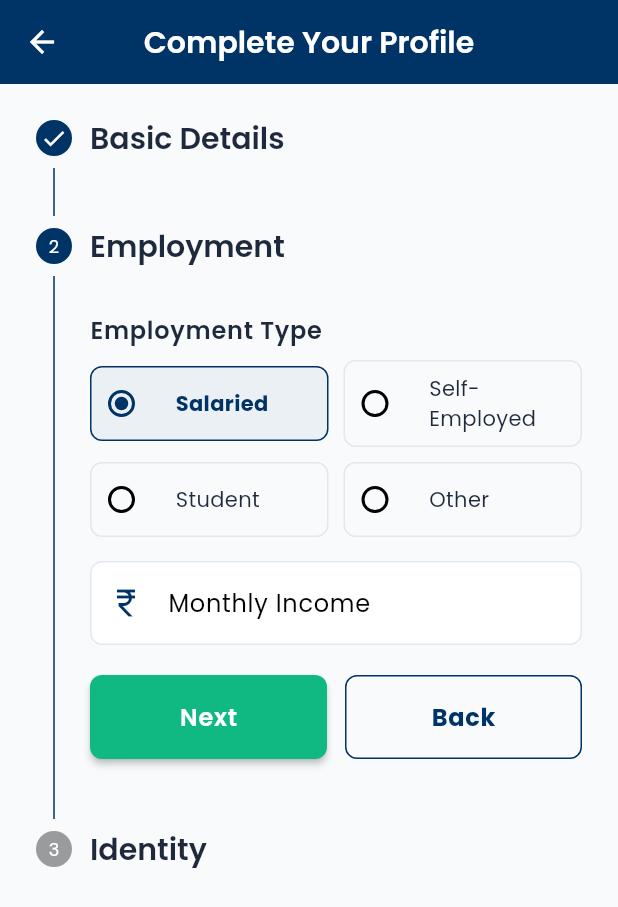
After one commit to srujanyadav-hyp/credbuddhaMY, a Flutter app: the ProfileScreen screen opened by its route, after a tap on "Next", on a phone screen of 412 x 824 dp. The commit adds this screen. Shown: the top 907 px of the screen. Run offline on Flutter 3.47's test engine with Material 3 defaults, Android fonts, the phone set to English and light mode, and no system bars; our stand-ins replace dio, flutter_animate, get, get_storage, google_fonts, pinput and 1 more; accounts and stored records are empty.

Commit message:
applying profile feature with all the nessary eligible deatils

```diff
--- a/lib/core/router/app_pages.dart
+++ b/lib/core/router/app_pages.dart
@@ -1,4 +1,5 @@
-import 'package:credbuddha/features/home/home_screen.dart';
+import 'package:credbuddha/features/profile/binder/profile_binder.dart';
+import 'package:credbuddha/features/profile/screen/profile_screen.dart';
 import 'package:credbuddha/features/startup/bindings/onboarding_binder.dart';
 import 'package:get/get.dart';
 
@@ -54,9 +55,9 @@ class AppPages {
     ),
 
     GetPage(
-      name: Routes.HOME,
-      page: () => const HomeScreen(),
-      // binding: AuthBinding(), // Reuses logic from Login
+      name: Routes.PROFILE,
+      page: () => const ProfileScreen(),
+      binding: ProfileBinder(), // Reuses logic from Login
       transition: Transition.cupertino, // Smooth iOS style slide
     ),
   ];
--- a/lib/features/auth/controllers/otp_contorller.dart
+++ b/lib/features/auth/controllers/otp_contorller.dart
@@ -39,6 +39,13 @@ class OtpController extends GetxController {
       await _storage.write('user_token', token);
       await _storage.write('user_data', data['user']);
 
+      bool isProfileComplete = data['user']['profile_complete'] ?? false;
+
+      if (isProfileComplete) {
+        Get.offAllNamed(Routes.HOME);
+      } else {
+        Get.offAllNamed('/profile-create'); // Send to our new screen
+      }
       // 3. Navigate to Dashboard (Remove all previous screens)
       Get.offAllNamed(Routes.HOME); // You need to define this route later
     } catch (e) {
--- /dev/null
+++ b/lib/features/profile/binder/profile_binder.dart
@@ -0,0 +1,16 @@
+import 'package:get/get.dart';
+import '../controller/profile_controller.dart';
+import '../data/profile_repository.dart';
+
+class ProfileBinder extends Bindings {
+  @override
+  void dependencies() {
+    // --- Put the Repository first (Logic Layer) --- //
+    // --- We use Get.put because the Controller needs it immediately ---//
+    Get.put(ProfileRepository());
+
+    // --- Put the Controller (State Layer)--- //
+    // --- We use LazyPut to save memory until the screen actually loads -- //
+    Get.lazyPut<ProfileController>(() => ProfileController());
+  }
+}
--- /dev/null
+++ b/lib/features/profile/controller/profile_controller.dart
@@ -0,0 +1,54 @@
+import 'package:flutter/material.dart';
+import 'package:get/get.dart';
+import '../data/profile_repository.dart';
+import '../../../core/router/app_routes.dart';
+
+class ProfileController extends GetxController {
+  final ProfileRepository _repo = ProfileRepository();
+
+  // OBSERVABLES (State)
+  var isLoading = false.obs;
+  var currentStep = 0.obs; // To control the Stepper (Step 1, Step 2...)
+
+  // TEXT CONTROLLERS
+  final nameController = TextEditingController();
+  final emailController = TextEditingController();
+  final panController = TextEditingController();
+  final salaryController = TextEditingController();
+
+  // SELECTIONS
+  var selectedEmployment = "Salaried".obs; // Default
+
+  Future<void> submitProfile() async {
+    // 1. Validation
+    if (nameController.text.isEmpty || panController.text.isEmpty) {
+      Get.snackbar("Error", "Please fill all required fields");
+      return;
+    }
+
+    isLoading.value = true;
+
+    try {
+      // 2. Prepare Data
+      final data = {
+        "full_name": nameController.text,
+        "email": emailController.text,
+        "pan_number": panController.text
+            .toUpperCase(), // PAN is always Uppercase
+        "monthly_income": double.tryParse(salaryController.text) ?? 0,
+        "employment_type": selectedEmployment.value,
+      };
+
+      // 3. Call API
+      await _repo.updateProfile(data);
+
+      // 4. Success -> Go to Dashboard
+      Get.snackbar("Success", "Profile Created Successfully!");
+      Get.offAllNamed(Routes.HOME);
+    } catch (e) {
+      Get.snackbar("Error", e.toString().replaceAll("Exception: ", ""));
+    } finally {
+      isLoading.value = false;
+    }
+  }
+}
--- /dev/null
+++ b/lib/features/profile/data/profile_repository.dart
@@ -0,0 +1,34 @@
+import 'dart:io';
+import 'package:dio/dio.dart';
+import 'package:get_storage/get_storage.dart';
+
+class ProfileRepository {
+  final Dio _dio = Dio();
+  final GetStorage _storage = GetStorage();
+
+  ProfileRepository() {
+    _dio.options.baseUrl = Platform.isAndroid
+        ? 'http://10.0.2.2:5000/api/profile'
+        : 'http://127.0.0.1:5000/api/profile';
+
+    _dio.options.headers = {'Content-Type': 'application/json'};
+  }
+
+  Future<bool> updateProfile(Map<String, dynamic> data) async {
+    try {
+      // 1. Get the User ID from local storage (Saved during Login)
+      final userData = _storage.read('user_data');
+      if (userData == null) throw Exception("User not logged in");
+
+      // 2. Add User ID to the data payload
+      data['user_id'] = userData['id'];
+
+      // 3. Send Request
+      final response = await _dio.post('/update', data: data);
+
+      return response.statusCode == 200;
+    } on DioException catch (e) {
+      throw Exception(e.response?.data['error'] ?? "Failed to update profile");
+    }
+  }
+}
--- /dev/null
+++ b/lib/features/profile/screen/profile_screen.dart
@@ -0,0 +1,253 @@
+import 'package:flutter/material.dart';
+import 'package:get/get.dart';
+import '../controller/profile_controller.dart';
+// IMPORT YOUR THEME FILES
+import '../../../core/theme/app_colors.dart';
+import '../../../core/theme/app_dimensions.dart';
+// import '../../../core/theme/app_typography.dart'; // Accessed via Theme.of(context)
+
+// Improt your custom Widgets
+import "../../../shared/widgets/custom_text_fields.dart";
+import '../../../shared/widgets/custome_radio_tile.dart';
+
+class ProfileScreen extends StatelessWidget {
+  const ProfileScreen({super.key});
+
+  @override
+  Widget build(BuildContext context) {
+    final controller = Get.put(ProfileController());
+    final theme = Theme.of(context); // Access global theme
+
+    return Scaffold(
+      // Use theme background (AppColors.background)
+      backgroundColor: theme.scaffoldBackgroundColor,
+
+      appBar: AppBar(
+        title: const Text("Complete Your Profile"),
+        // The rest is handled by AppTheme.appBarTheme automatically!
+      ),
+
+      body: Obx(() {
+        if (controller.isLoading.value) {
+          return const Center(child: CircularProgressIndicator());
+        }
+
+        return Theme(
+          // We override the ColorScheme just for the Stepper to match our AppColors
+          data: theme.copyWith(
+            colorScheme: theme.colorScheme.copyWith(
+              primary: AppColors.primary,
+              secondary: AppColors.secondary,
+            ),
+          ),
+          child: Stepper(
+            type: StepperType.vertical,
+            currentStep: controller.currentStep.value,
+
+            // Standard App Padding
+            controlsBuilder: (context, details) {
+              return Padding(
+                padding: const EdgeInsets.only(top: AppDimens.p20),
+                child: Row(
+                  children: [
+                    Expanded(
+                      child: ElevatedButton(
+                        onPressed: details.onStepContinue,
+                        // Button style comes from AppTheme, but we can override text
+                        child: Text(
+                          controller.currentStep.value == 2 ? "Submit" : "Next",
+                        ),
+                      ),
+                    ),
+                    if (controller.currentStep.value > 0) ...[
+                      const SizedBox(width: AppDimens.p12),
+                      Expanded(
+                        child: OutlinedButton(
+                          onPressed: details.onStepCancel,
+                          style: OutlinedButton.styleFrom(
+                            padding: const EdgeInsets.symmetric(
+                              vertical: AppDimens.p16,
+                            ),
+                            side: const BorderSide(color: AppColors.primary),
+                            shape: RoundedRectangleBorder(
+                              borderRadius: BorderRadius.circular(AppDimens.r8),
+                            ),
+                          ),
+                          child: Text(
+                            "Back",
+                            style: theme.textTheme.bodyLarge?.copyWith(
+                              color: AppColors.primary,
+                              fontWeight: FontWeight.bold,
+                            ),
+                          ),
+                        ),
+                      ),
+                    ],
+                  ],
+                ),
+              );
+            },
+
+            onStepContinue: () {
+              if (controller.currentStep.value < 2) {
+                controller.currentStep.value++;
+              } else {
+                controller.submitProfile();
+              }
+            },
+            onStepCancel: () {
+              if (controller.currentStep.value > 0) {
+                controller.currentStep.value--;
+              }
+            },
+
+            steps: [
+              // --- STEP 1: BASIC DETAILS ---
+              Step(
+                title: Text("Basic Details", style: theme.textTheme.titleLarge),
+                content: Column(
+                  children: [
+                    const SizedBox(height: AppDimens.p8),
+                    CustomTextField(
+                      label: "Full Name (As per PAN)",
+                      controller: controller.nameController,
+                      icon: Icons.person,
+                    ),
+                    const SizedBox(height: AppDimens.p16),
+                    CustomTextField(
+                      label: "Email Address",
+                      controller: controller.emailController,
+                      icon: Icons.email,
+                      keyboardType: TextInputType.emailAddress,
+                    ),
+                  ],
+                ),
+                isActive: controller.currentStep.value >= 0,
+                state: controller.currentStep.value > 0
+                    ? StepState.complete
+                    : StepState.indexed,
+              ),
+
+              // ----Step 2: Employment deatils ----
+              Step(
+                title: Text("Employment", style: theme.textTheme.titleLarge),
+                content: Column(
+                  crossAxisAlignment: CrossAxisAlignment.start,
+                  children: [
+                    const SizedBox(height: AppDimens.p8),
+                    Text(
+                      "Employment Type",
+                      style: theme.textTheme.bodyLarge?.copyWith(
+                        fontWeight: FontWeight.w600,
+                      ),
+                    ),
+                    const SizedBox(height: AppDimens.p8),
+
+                    // UPDATED: Using Wrap to fit multiple options
+                    Obx(
+                      () => Column(
+                        children: [
+                          Row(
+                            children: [
+                              CustomRadioTile(
+                                title: "Salaried",
+                                value: "Salaried",
+                                groupValue: controller.selectedEmployment.value,
+                                onChanged: (val) =>
+                                    controller.selectedEmployment.value = val!,
+                              ),
+                              const SizedBox(width: 10),
+                              CustomRadioTile(
+                                title: "Self-Employed",
+                                value: "Self-Employed",
+                                groupValue: controller.selectedEmployment.value,
+                                onChanged: (val) =>
+                                    controller.selectedEmployment.value = val!,
+                              ),
+                            ],
+                          ),
+                          const SizedBox(height: 10),
+                          Row(
+                            children: [
+                              CustomRadioTile(
+                                title: "Student",
+                                value: "Student",
+                                groupValue: controller.selectedEmployment.value,
+                                onChanged: (val) =>
+                                    controller.selectedEmployment.value = val!,
+                              ),
+                              const SizedBox(width: 10),
+                              CustomRadioTile(
+                                title: "Other",
+                                value: "Other",
+                                groupValue: controller.selectedEmployment.value,
+                                onChanged: (val) =>
+                                    controller.selectedEmployment.value = val!,
+                              ),
+                            ],
+                          ),
+                        ],
+                      ),
+                    ),
+
+                    const SizedBox(height: AppDimens.p16),
+
+                    // LOGIC: Change label based on selection
+                    Obx(
+                      () => CustomTextField(
+                        // If Student, ask "Pocket Money" instead of "Salary"
+                        label: controller.selectedEmployment.value == "Student"
+                            ? "Monthly Pocket Money / Allowance"
+                            : "Monthly Income",
+                        controller: controller.salaryController,
+                        icon: Icons.currency_rupee,
+                        keyboardType: TextInputType.number,
+                      ),
+                    ),
+                  ],
+                ),
+                isActive: controller.currentStep.value >= 1,
+                state: controller.currentStep.value > 1
+                    ? StepState.complete
+                    : StepState.indexed,
+              ),
+
+              // --- STEP 3: IDENTITY ---
+              Step(
+                title: Text("Identity", style: theme.textTheme.titleLarge),
+                content: Column(
+                  children: [
+                    const SizedBox(height: AppDimens.p8),
+                    CustomTextField(
+                      label: "PAN Number",
+                      controller: controller.panController,
+                      icon: Icons.badge,
+                      textCapitalization: TextCapitalization.characters,
+                    ),
+                    const SizedBox(height: AppDimens.p12),
+                    Row(
+                      children: [
+                        const Icon(
+                          Icons.lock,
+                          size: AppDimens.iconSmall,
+                          color: AppColors.textSecondary,
+                        ),
+                        const SizedBox(width: AppDimens.p4),
+                        Text(
+                          "Your data is 100% secure with 256-bit encryption.",
+                          style:
+                              theme.textTheme.bodySmall, // Uses caption style
+                        ),
+                      ],
+                    ),
+                  ],
+                ),
+                isActive: controller.currentStep.value >= 2,
+              ),
+            ],
+          ),
+        );
+      }),
+    );
+  }
+}
--- /dev/null
+++ b/lib/shared/widgets/custom_text_fields.dart
@@ -0,0 +1,44 @@
+import 'package:flutter/material.dart';
+import 'package:flutter/services.dart';
+import '../../core/theme/app_colors.dart';
+import '../../core/theme/app_dimensions.dart';
+
+class CustomTextField extends StatelessWidget {
+  final String label;
+  final TextEditingController controller;
+  final IconData icon;
+  final TextInputType? keyboardType;
+  final TextCapitalization textCapitalization;
+  final String? Function(String?)? validator; // Add validator for forms!
+
+  const CustomTextField({
+    super.key,
+    required this.label,
+    required this.controller,
+    required this.icon,
+    this.keyboardType,
+    this.textCapitalization = TextCapitalization.none,
+    this.validator,
+  });
+
+  @override
+  Widget build(BuildContext context) {
+    // Keeps your UI clean and consistent across the ENTIRE app
+    return TextFormField(
+      controller: controller,
+      keyboardType: keyboardType,
+      textCapitalization: textCapitalization,
+      validator: validator,
+      style: Theme.of(context).textTheme.bodyLarge,
+      decoration: InputDecoration(
+        labelText: label,
+        prefixIcon: Icon(
+          icon,
+          color: AppColors.primary,
+          size: AppDimens.iconMedium,
+        ),
+        // The borders and colors are already handled by your AppTheme!
+      ),
+    );
+  }
+}
--- /dev/null
+++ b/lib/shared/widgets/custome_radio_tile.dart
@@ -0,0 +1,53 @@
+import 'package:flutter/material.dart';
+import '../../core/theme/app_colors.dart';
+import '../../core/theme/app_dimensions.dart';
+
+class CustomRadioTile<T> extends StatelessWidget {
+  final String title;
+  final T value;
+  final T groupValue;
+  final ValueChanged<T?> onChanged;
+
+  const CustomRadioTile({
+    super.key,
+    required this.title,
+    required this.value,
+    required this.groupValue,
+    required this.onChanged,
+  });
+
+  @override
+  Widget build(BuildContext context) {
+    final isSelected = value == groupValue;
+    final theme = Theme.of(context);
+
+    return Expanded(
+      child: Container(
+        decoration: BoxDecoration(
+          border: Border.all(
+            color: isSelected ? AppColors.primary : AppColors.border,
+          ),
+          borderRadius: BorderRadius.circular(AppDimens.r8),
+          color: isSelected
+              ? AppColors.primary.withOpacity(0.05)
+              : Colors.transparent,
+        ),
+        child: RadioListTile<T>(
+          title: Text(
+            title,
+            style: theme.textTheme.bodyMedium?.copyWith(
+              fontWeight: isSelected ? FontWeight.bold : FontWeight.normal,
+              color: isSelected ? AppColors.primary : AppColors.textPrimary,
+            ),
+          ),
+          value: value,
+          groupValue: groupValue,
+          activeColor: AppColors.primary,
+          onChanged: onChanged,
+          contentPadding: EdgeInsets.zero,
+          dense: true,
+        ),
+      ),
+    );
+  }
+}
```
Also changed, not shown: lib/features/home/home_screen.dart (deleted, +0 -12 lines), 4 other files.
